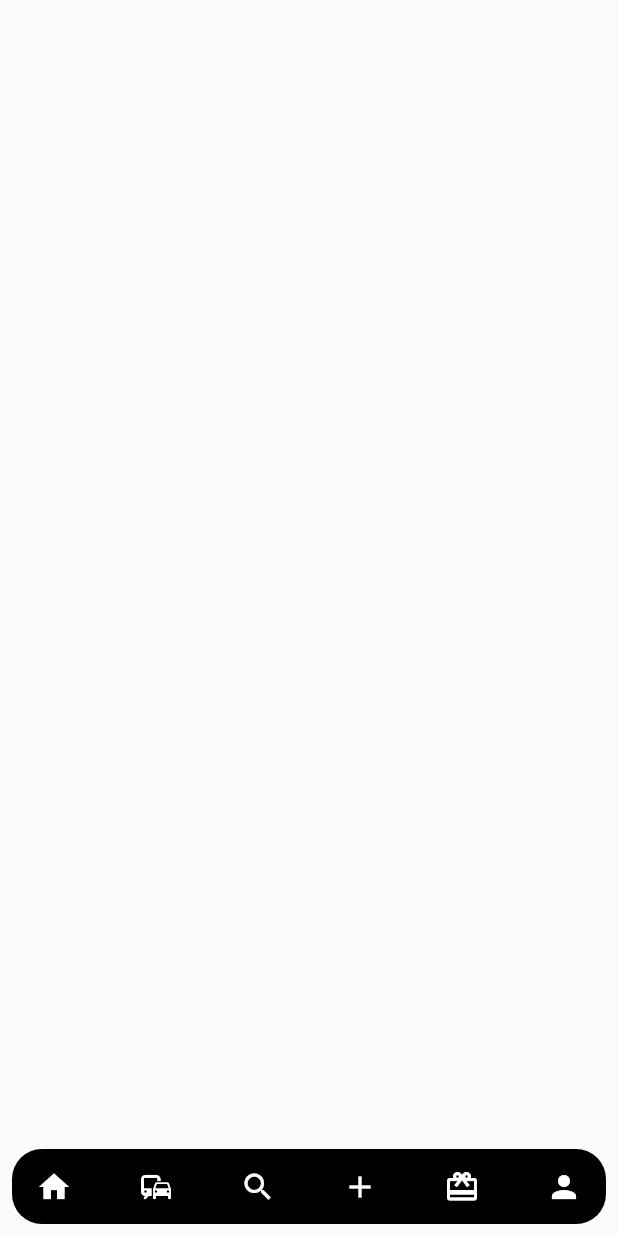
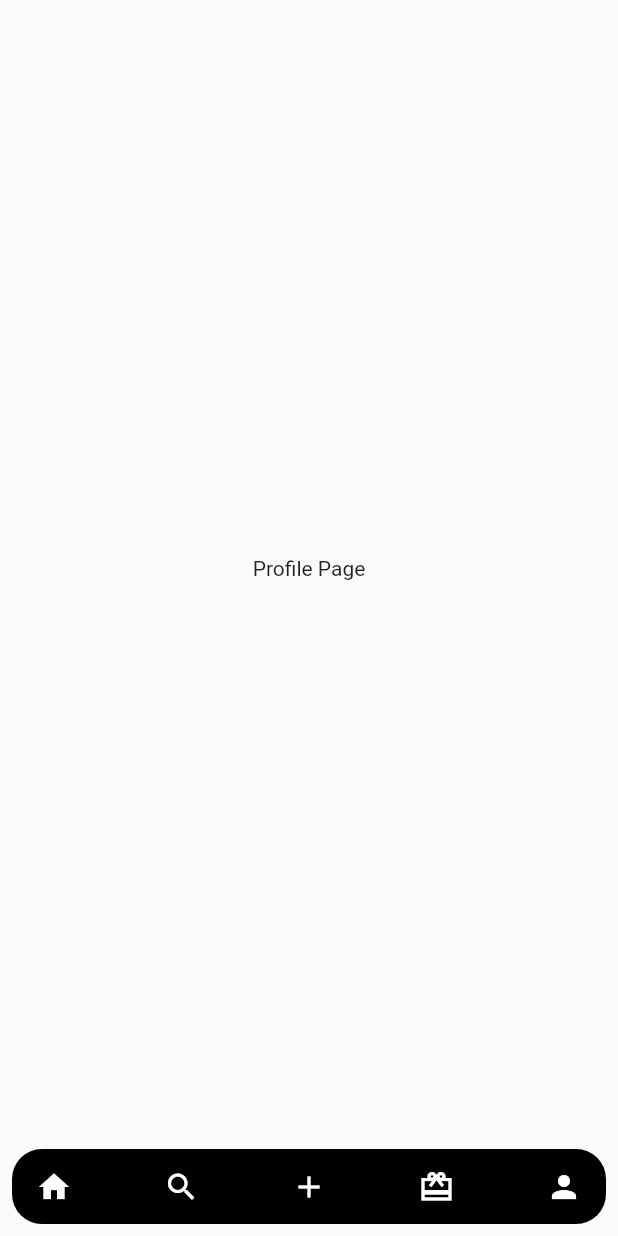
Before and after one commit to astephbi/onlineshoes, a Flutter app: the screen it shows after launch, on a phone screen of 412 x 824 dp. Run offline on Flutter 3.47's test engine with Material 2 defaults, Android fonts, the phone set to English and light mode, and no system bars.

Commit message:
new commit

```diff
--- a/lib/main.dart
+++ b/lib/main.dart
@@ -12,7 +12,7 @@ class MyApp extends StatelessWidget {
   @override
   Widget build(BuildContext context) {
     return MaterialApp(
-      title: 'Flutter Demo',
+      title: 'Online Shoes',
       debugShowCheckedModeBanner: false,
       theme: ThemeData(
         primarySwatch: Colors.blue,
--- a/lib/main_screen.dart
+++ b/lib/main_screen.dart
@@ -1,15 +1,34 @@
 import 'package:flutter/material.dart';
 import 'package:flutter/src/widgets/framework.dart';
 import 'package:flutter/src/widgets/placeholder.dart';
+import 'package:onlineshoes/views/pages/app_page.dart';
+import 'package:onlineshoes/views/pages/gift_page.dart';
+import 'package:onlineshoes/views/pages/home_page.dart';
+import 'package:onlineshoes/views/pages/profile_page.dart';
+import 'package:onlineshoes/views/pages/search_page.dart';
+import 'package:onlineshoes/views/widget/bottom_nav.dart';
 
-import 'widget/bottom_nav.dart';
-
-class MainScreen extends StatelessWidget {
+class MainScreen extends StatefulWidget {
   const MainScreen({super.key});
 
   @override
+  State<MainScreen> createState() => _MainScreenState();
+}
+
+class _MainScreenState extends State<MainScreen> {
+  List<Widget> pageList = const [
+    HomePage(),
+    SearchPage(),
+    AddPage(),
+    GiftPage(),
+    ProfilePage(),
+  ];
+
+  @override
   Widget build(BuildContext context) {
+    int pageIndex = 4;
     return Scaffold(
+      body: pageList[pageIndex],
       bottomNavigationBar: SafeArea(
         child: Padding(
           padding: const EdgeInsets.all(8.0),
@@ -28,10 +47,6 @@ class MainScreen extends StatelessWidget {
                   onTap: () {},
                 ),
                 BottomNav(
-                  icon: Icons.commute_outlined,
-                  onTap: () {},
-                ),
-                BottomNav(
                   icon: Icons.search,
                   onTap: () {},
                 ),
@@ -40,7 +55,7 @@ class MainScreen extends StatelessWidget {
                   onTap: () {},
                 ),
                 BottomNav(
-                  icon: Icons.card_giftcard_outlined,
+                  icon: Icons.card_giftcard_sharp,
                   onTap: () {},
                 ),
                 BottomNav(
--- /dev/null
+++ b/lib/views/pages/profile_page.dart
@@ -0,0 +1,16 @@
+import 'package:flutter/material.dart';
+import 'package:flutter/src/widgets/framework.dart';
+import 'package:flutter/src/widgets/placeholder.dart';
+
+class ProfilePage extends StatelessWidget {
+  const ProfilePage({super.key});
+
+  @override
+  Widget build(BuildContext context) {
+    return const Scaffold(
+      body: Center(
+        child: Text('Profile Page'),
+      ),
+    );
+  }
+}
```
Also changed, not shown: lib/models/mainscreen_provider.dart (added, +12 -0 lines), lib/views/pages/app_page.dart (added, +21 -0 lines), lib/views/pages/cart_page.dart (added, +21 -0 lines), lib/views/pages/gift_page.dart (added, +16 -0 lines), lib/views/pages/home_page.dart (added, +21 -0 lines), lib/views/pages/search_page.dart (added, +16 -0 lines), pubspec.yaml (+3 -68 lines), lib/views/widget/bottom_nav.dart (renamed from lib/widget/bottom_nav.dart), pubspec.lock.
